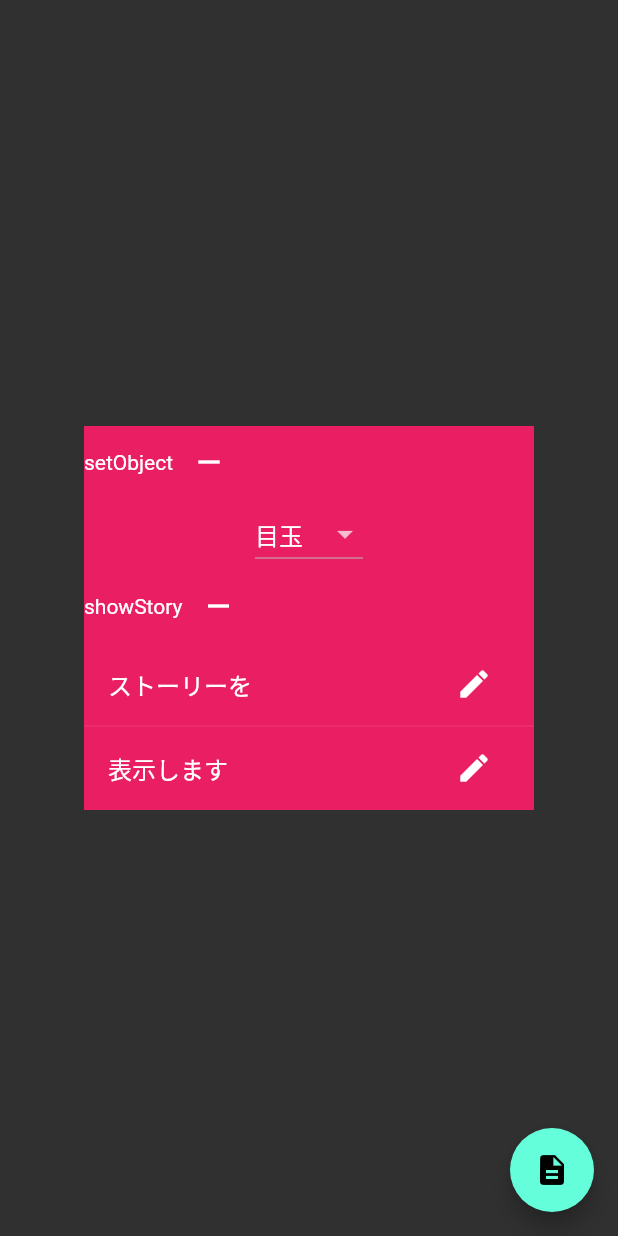
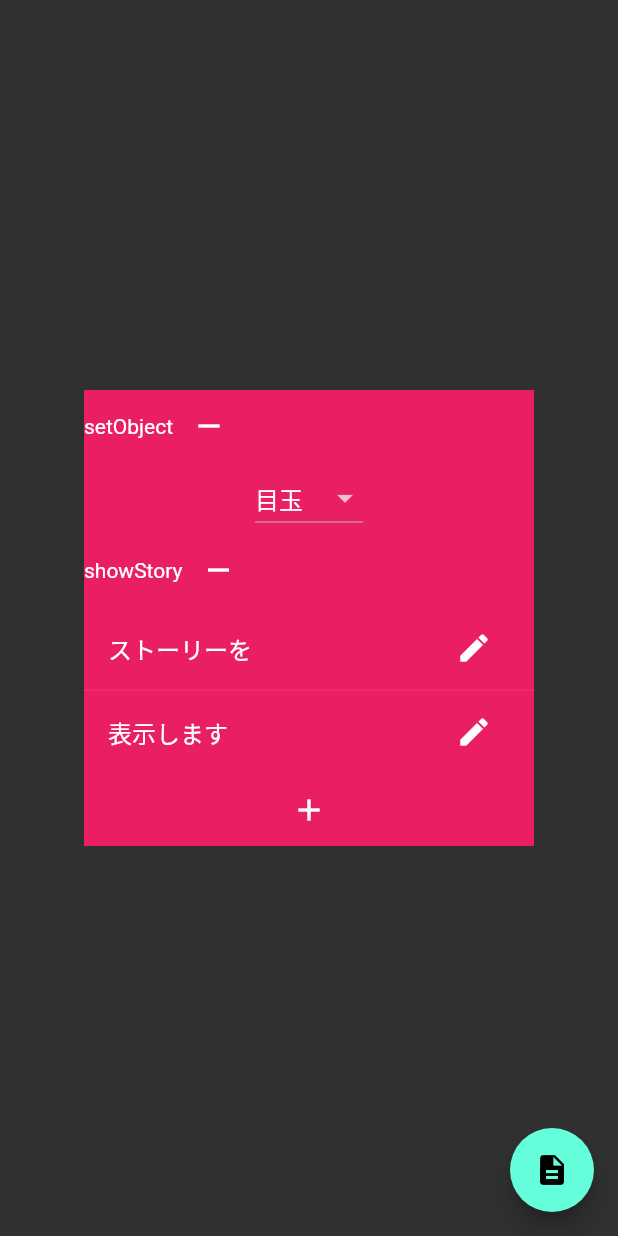
Before and after one commit to sinano1107/Yonaki, a Flutter app: the ProgramScreen screen opened by its route, on a phone screen of 412 x 824 dp. Run offline on Flutter 3.47's test engine with Material 2 defaults, Android fonts, the light colour scheme and no system bars; drawn by our look-alikes of reorderables; our stand-ins replace animated_text_kit, latlong, location; missing offline and left inert: flutter_unity_widget.

Commit message:
[add] story追加機能を追加

```diff
--- a/lib/components/edit_stories.dart
+++ b/lib/components/edit_stories.dart
@@ -28,7 +28,16 @@ class _EditStoriesState extends State<EditStories> {
   @override
   Widget build(BuildContext context) {
     return Column(
-      children: _buildStoriesList(context),
+      children: _buildStoriesList(context) + [
+        MaterialButton(
+          child: Icon(Icons.add),
+          onPressed: () {
+            setState(() {
+              stories.add("[新規ストーリー]");
+            });
+          },
+        ),
+      ],
     );
   }
 
@@ -37,7 +46,7 @@ class _EditStoriesState extends State<EditStories> {
 
     stories.asMap().forEach((index, story) {
       tiles.add(Dismissible(
-        key: ValueKey(index),
+        key: UniqueKey(),
         onDismissed: (direction) {
           setState(() {
             stories.removeAt(index);
```
